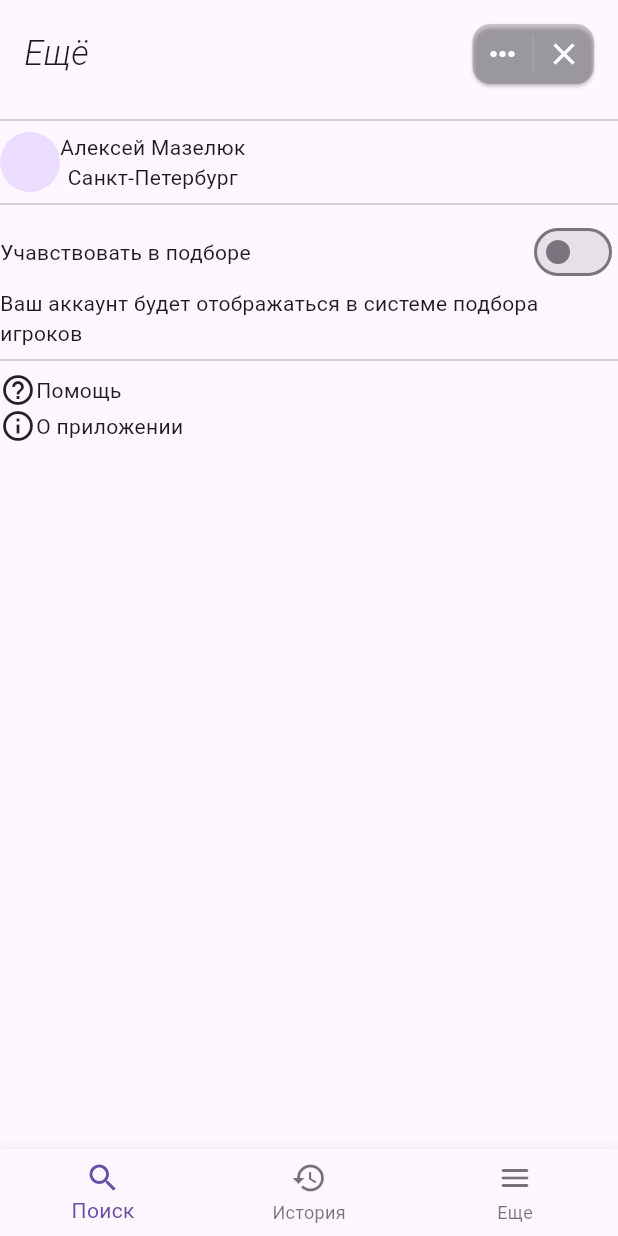
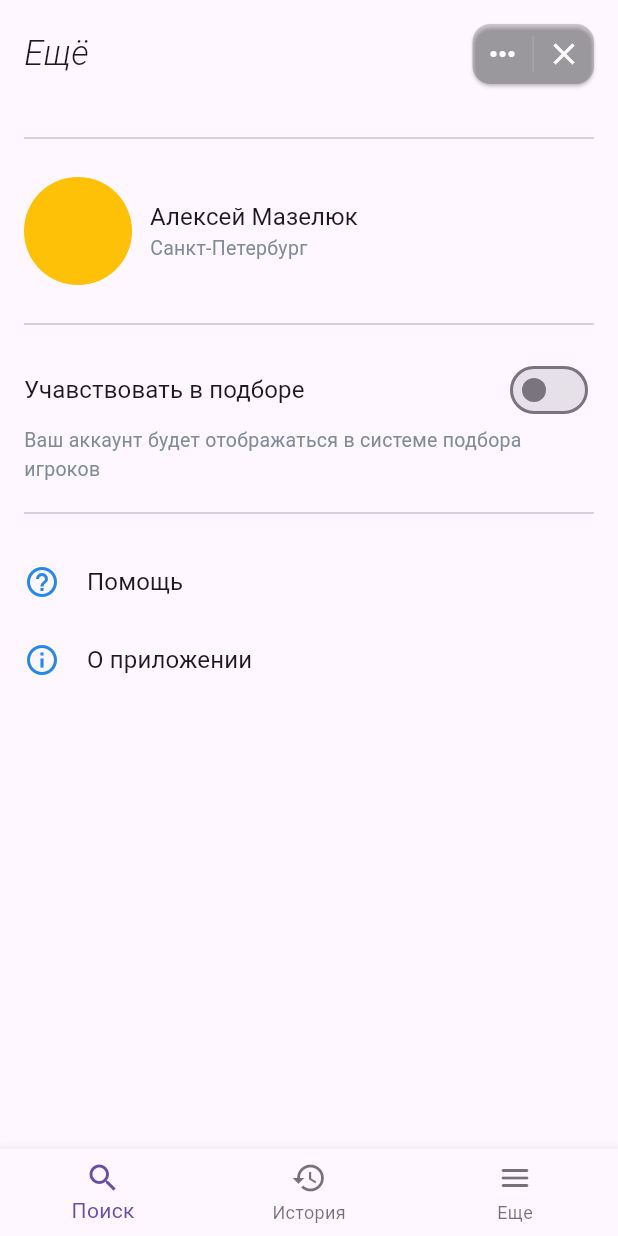
Before and after one commit to Dash-Inside/party, a Flutter app: the screen it shows after launch, on a phone screen of 412 x 824 dp. Run offline on Flutter 3.47's test engine with Material 2 defaults, Android fonts, the phone set to English and light mode, and no system bars; our stand-ins replace dartz, equatable, google_fonts.

Commit message:
feat: improve code quality

```diff
--- a/lib/main.dart
+++ b/lib/main.dart
@@ -1,4 +1,5 @@
 import 'package:flutter/material.dart';
+import 'package:google_fonts/google_fonts.dart';
 import 'package:party/src/presentation/pages/profile_page.dart';
 
 void main() {
@@ -11,7 +12,11 @@ class MainApp extends StatelessWidget {
   @override
   Widget build(BuildContext context) {
     return MaterialApp(
-      theme: ThemeData.light(useMaterial3: true),
+      debugShowCheckedModeBanner: false,
+      theme: ThemeData(
+        useMaterial3: true,
+        fontFamily: GoogleFonts.roboto().fontFamily,
+      ),
       home: ProfilePage(),
     );
   }
--- a/lib/src/presentation/pages/profile_page.dart
+++ b/lib/src/presentation/pages/profile_page.dart
@@ -1,6 +1,8 @@
 import 'package:flutter/material.dart';
+import 'package:google_fonts/google_fonts.dart';
 import 'package:party/src/presentation/widgets/bottom_nav_bar.dart';
 import 'package:party/src/presentation/widgets/panel_header.dart';
+import 'package:party/src/presentation/widgets/vk_divider.dart';
 
 class ProfilePage extends StatelessWidget {
   const ProfilePage({super.key});
@@ -12,7 +14,7 @@ class ProfilePage extends StatelessWidget {
       body: Column(
         children: [
           PanelHeader(),
-          Divider(),
+          VkDivider(),
           _Content(),
         ],
       ),
@@ -27,43 +29,152 @@ class _Content extends StatelessWidget {
   Widget build(BuildContext context) {
     return Expanded(
       child: ListView(children: [
-        Row(
+        Profile(),
+        VkDivider(),
+        Settings(),
+        VkDivider(),
+        _SettingsButton(
+          icon: Icons.help_outline_outlined,
+          text: 'Помощь',
+        ),
+        _SettingsButton(
+          icon: Icons.info_outline,
+          text: 'О приложении',
+        ),
+      ]),
+    );
+  }
+}
+
+class _SettingsButton extends StatelessWidget {
+  final IconData icon;
+  final String text;
+  const _SettingsButton({
+    required this.icon,
+    required this.text,
+  });
+
+  @override
+  Widget build(BuildContext context) {
+    return Padding(
+      padding: const EdgeInsets.symmetric(horizontal: 16, vertical: 14),
+      child: Row(
         children: [
-            CircleAvatar(),
-            Column(
-              children: [
-                Text('Алексей Мазелюк'),
-                Text('Санкт-Петербург'),
-              ],
+          Icon(
+            icon,
+            color: Color(0xFF2688EB),
+            size: 24,
+          ),
+          SizedBox(
+            width: 18,
+          ),
+          Expanded(
+            child: Text(
+              text,
+              overflow: TextOverflow.ellipsis,
+              style: GoogleFonts.roboto(
+                fontWeight: FontWeight.w400,
+                fontSize: 16,
+                letterSpacing: 0.1,
+              ),
+            ),
           ),
         ],
       ),
-        Divider(),
+    );
+  }
+}
+
+class Settings extends StatelessWidget {
+  const Settings({
+    super.key,
+  });
+
+  @override
+  Widget build(BuildContext context) {
+    return Padding(
+      padding: const EdgeInsets.symmetric(horizontal: 16),
+      child: Column(
+        crossAxisAlignment: CrossAxisAlignment.start,
+        children: [
           Row(
             children: [
-            Text('Учавствовать в подборе'),
-            Spacer(),
+              Expanded(
+                child: Text(
+                  'Учавствовать в подборе',
+                  overflow: TextOverflow.ellipsis,
+                  style: GoogleFonts.roboto(
+                    fontWeight: FontWeight.w400,
+                    fontSize: 16,
+                    letterSpacing: 0.1,
+                  ),
+                ),
+              ),
               Switch(
                 value: false,
                 onChanged: (_) => !_,
               ),
             ],
           ),
-        Text('Ваш аккаунт будет отображаться в системе подбора игроков'),
-        Divider(),
-        Row(
-          children: [
-            Icon(Icons.help_outline_outlined),
-            Text('Помощь'),
+          Text(
+            'Ваш аккаунт будет отображаться в системе подбора игроков',
+            maxLines: 2,
+            overflow: TextOverflow.ellipsis,
+            style: GoogleFonts.roboto(
+              fontWeight: FontWeight.w400,
+              fontSize: 13,
+              letterSpacing: 0.2,
+              color: Color(0xFF818C99),
+            ),
+          ),
         ],
       ),
-        Row(
-          children: [
-            Icon(Icons.info_outline),
-            Text('О приложении'),
-          ],
-        ),
-      ]),
     );
   }
 }
+
+class Profile extends StatelessWidget {
+  const Profile({
+    super.key,
+  });
+
+  @override
+  Widget build(BuildContext context) {
+    return Padding(
+      padding: const EdgeInsets.symmetric(vertical: 6, horizontal: 16),
+      child: Row(
+        children: [
+          CircleAvatar(
+            radius: 36,
+            backgroundColor: Colors.amber,
+          ),
+          SizedBox(
+            width: 12,
+          ),
+          Column(
+            crossAxisAlignment: CrossAxisAlignment.start,
+            children: [
+              Text(
+                'Алексей Мазелюк',
+                style: GoogleFonts.roboto(
+                  fontWeight: FontWeight.w400,
+                  fontSize: 16,
+                  letterSpacing: 0.1,
+                ),
+              ),
+              Text(
+                'Санкт-Петербург',
+                style: GoogleFonts.roboto(
+                  fontWeight: FontWeight.w400,
+                  fontSize: 13,
+                  letterSpacing: 0.2,
+                  color: Color(0xFF818C99),
+                ),
+              ),
+            ],
+          ),
+        ],
+      ),
+    );
+  }
+}
```
Lines whose indentation alone changed are shown as unchanged.
